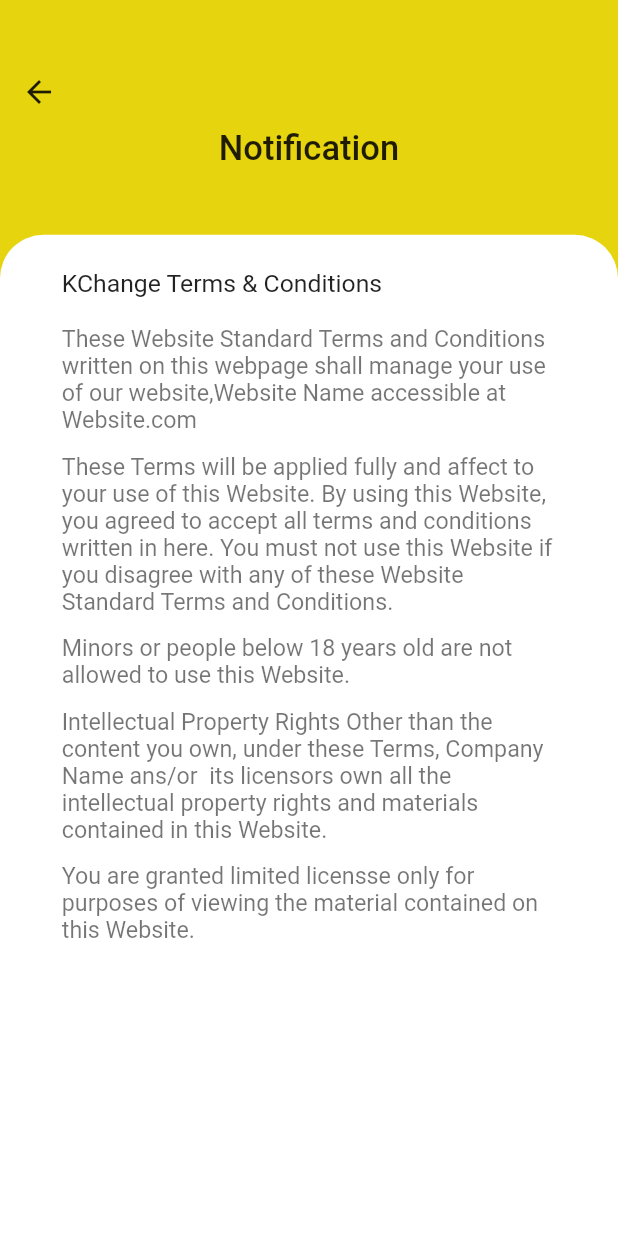
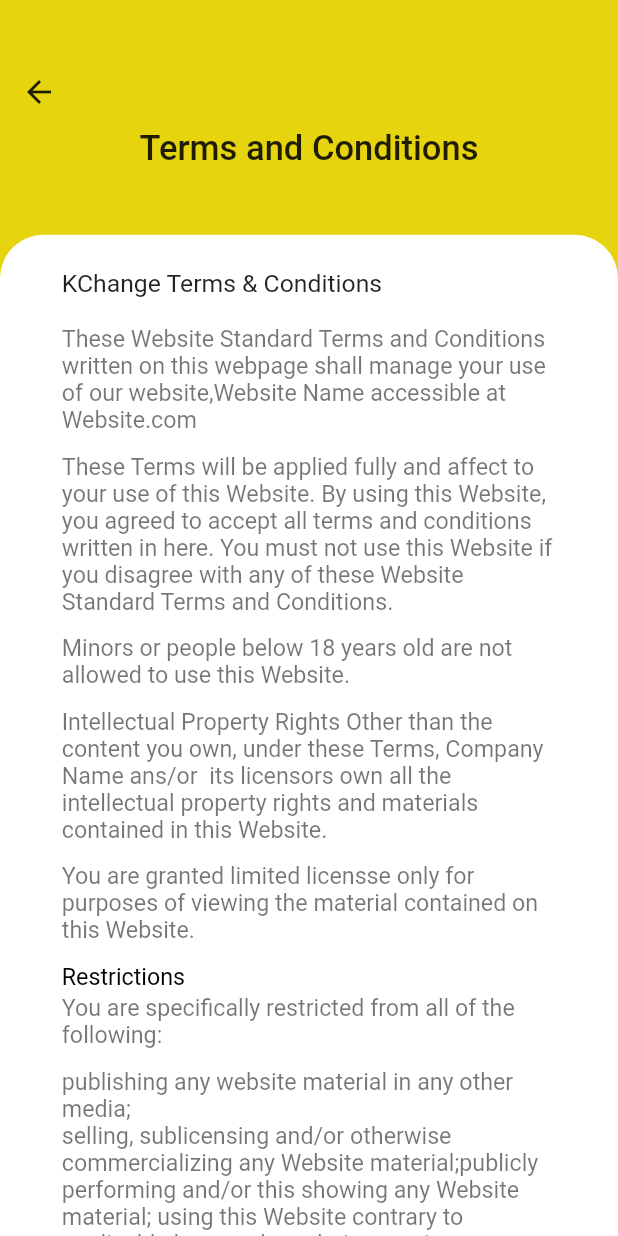
Before and after one commit to Yuvarajacp/KChangeYuva, a Flutter app: the termandcondition screen opened directly, on a phone screen of 412 x 824 dp. Run offline on Flutter 3.47's test engine with Material 2 defaults, Android fonts, the phone set to English and light mode, and no system bars.

```diff
--- a/lib/termandcondition.dart
+++ b/lib/termandcondition.dart
@@ -48,7 +48,7 @@ class termandconditionstate extends State<termandcondition>{
                         alignment: AlignmentDirectional.center,
                         margin: EdgeInsets.only(top:12),
                         child: Text(
-                          'Notification',
+                          'Terms and Conditions',
                           style: TextStyle(color: Colors.black87, fontSize: 23,fontWeight: FontWeight.w500),
                         ),
                       ),
@@ -127,7 +127,88 @@ class termandconditionstate extends State<termandcondition>{
                             style: TextStyle(color: Colors.black54, fontSize: 15.5),
                           ),
                         ),
+                        Container(
+                          width: getWidthByPercentage(80, context),
+                          margin: EdgeInsets.only(top:13),
+                          alignment: AlignmentDirectional.centerStart,
+                          child: Text(
+                            'Restrictions',
+                            style: TextStyle(color: Colors.black, fontSize: 15.5),
+                          ),
+                        ),
+                        Container(
+                          width: getWidthByPercentage(80, context),
+                          margin: EdgeInsets.only(top:3),
+                          alignment: AlignmentDirectional.center,
+                          child: Text(
+                            'You are specifically restricted from all of the following:',
+                            style: TextStyle(color: Colors.black54, fontSize: 15.5),
+                          ),
+                        ),
+                        Container(
+                          width: getWidthByPercentage(80, context),
+                          margin: EdgeInsets.only(top:13),
+                          alignment: AlignmentDirectional.center,
+                          child: Text(
+                            'publishing any website material in any other media;',
+                            style: TextStyle(color: Colors.black54, fontSize: 15.5),
+                          ),
+                        ),
+                        Container(
+                          width: getWidthByPercentage(80, context),
+                          alignment: AlignmentDirectional.center,
+                          child: Text(
+                            'selling, sublicensing and/or otherwise commercializing any Website material;publicly performing and/or this showing any Website material; using this Website contrary to applicable laws and regulations, or in any way may cause harm to the Website, or to any person or business entity; engaging in any data mining, data harvesting, data extracting or any other similar activity in relation to this Website;',
+                            style: TextStyle(color: Colors.black54, fontSize: 15.5),
+                          ),
+                        ),
+                        Container(
+                          width: getWidthByPercentage(80, context),
 
+                          alignment: AlignmentDirectional.center,
+                          child: Text(
+                            'using this WEbsite to engage in any advertising or marketing. Certain areas of this Website are restricted from being accesse by you and Company Name may further restrict access by you to any time, in absolute discretion. Any user ID and password you may have for this Website are confidential and you must maintain confidentiality as well.',
+                            style: TextStyle(color: Colors.black54, fontSize: 15.5),
+                          ),
+                        ),
+                        Container(
+                          width: getWidthByPercentage(80, context),
+                          margin: EdgeInsets.only(top:13),
+                          alignment: AlignmentDirectional.centerStart,
+                          child: Text(
+                            'Entire Agreement',
+                            style: TextStyle(color: Colors.black, fontSize: 15.5),
+                          ),
+                        ),
+                        Container(
+                          width: getWidthByPercentage(80, context),
+                          margin: EdgeInsets.only(top:3),
+                          alignment: AlignmentDirectional.center,
+                          child: Text(
+                            'These Terms constitude the entire agreement between Company Name and you in relation to your use of this Website, and supersede all prior agreements and understandings.',
+                            style: TextStyle(color: Colors.black54, fontSize: 15.5),
+                          ),
+                        ),
+                        InkWell(
+                          onTap: (){
+                            Navigator.pop(context);
+                          },
+                          child: Container(
+                            width: getWidthByPercentage(80, context),
+                            margin: EdgeInsets.only(top:19, bottom: 43),
+                            height: 45,
+                            decoration: BoxDecoration(
+                                color:  Colors.amber,
+                                border: Border.all(color: Colors.amber, width: 1.1),
+                                borderRadius: BorderRadius.all(Radius.circular(9))
+                            ),
+                            alignment: AlignmentDirectional.center,
+                            child: Text(
+                              'Accept and Continue',
+                              style: TextStyle(color: Colors.black, fontSize: 16.5),
+                            ),
+                          ),
+                        ),
                       ],
                     ),
                   ),
```
Also changed, not shown: lib/homescreen.dart (added, +100 -0 lines), lib/loginscreen.dart (+16 -5 lines), lib/otpscreen.dart (added, +164 -0 lines), lib/registrationscreen.dart (added, +244 -0 lines).
